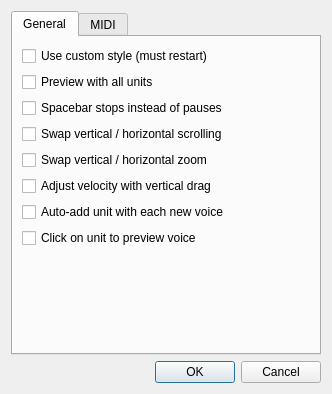
Above: src/editor/SettingsDialog.ui from yuxshao/ptcollab before the change. Below: the same form after it.
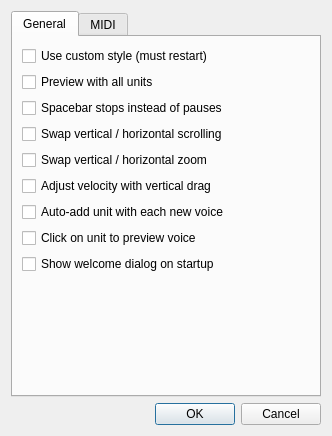
That is the form after the change.

Patch:
```diff
--- a/src/editor/SettingsDialog.ui
+++ b/src/editor/SettingsDialog.ui
@@ -7,7 +7,7 @@
     <x>0</x>
     <y>0</y>
     <width>332</width>
-    <height>394</height>
+    <height>436</height>
    </rect>
   </property>
   <property name="windowTitle">
@@ -80,6 +80,13 @@
          </property>
         </widget>
        </item>
+       <item>
+        <widget class="QCheckBox" name="showWelcomeDialogCheck">
+         <property name="text">
+          <string>Show welcome dialog on startup</string>
+         </property>
+        </widget>
+       </item>
        <item>
         <spacer name="verticalSpacer_2">
          <property name="orientation">
```
